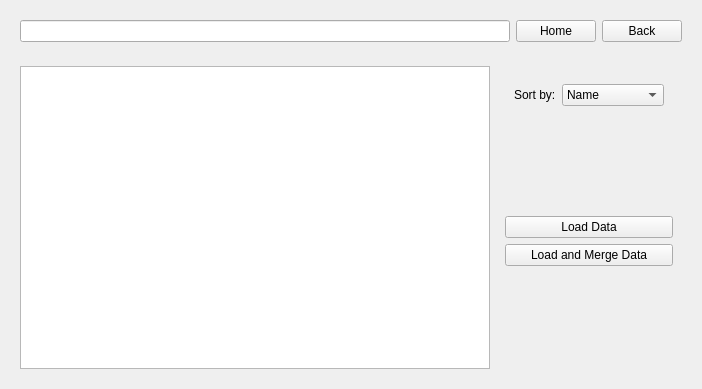
The window that mslice/widgets/dataloader/dataloader.ui (mantidproject/mslice) describes before a commit, drawn with Qt 5.
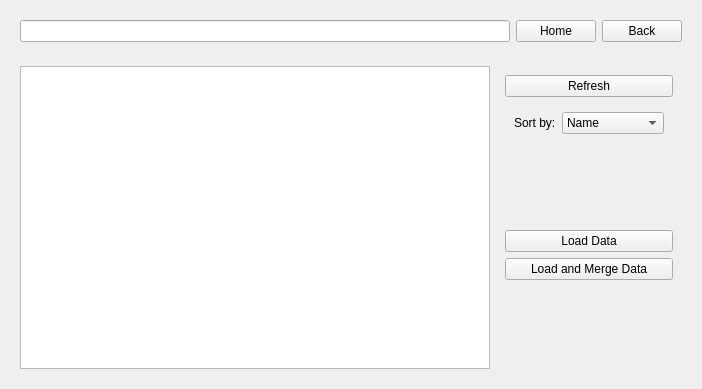
The same window after the commit. Custom widgets are drawn as their Qt base class.

Commit message: Re #431 - added a refresh button to reinitialise QFileSystemModel

```diff
--- a/mslice/widgets/dataloader/dataloader.ui
+++ b/mslice/widgets/dataloader/dataloader.ui
@@ -71,6 +71,13 @@
          </size>
         </property>
         <layout class="QVBoxLayout" name="verticalLayout_3">
+         <item>
+          <widget class="QPushButton" name="btnrefresh">
+           <property name="text">
+            <string>Refresh</string>
+           </property>
+          </widget>
+         </item>
          <item>
           <widget class="QWidget" name="widget_2" native="true">
            <layout class="QHBoxLayout" name="horizontalLayout_3">
```
The commit also changes 1 other file.
